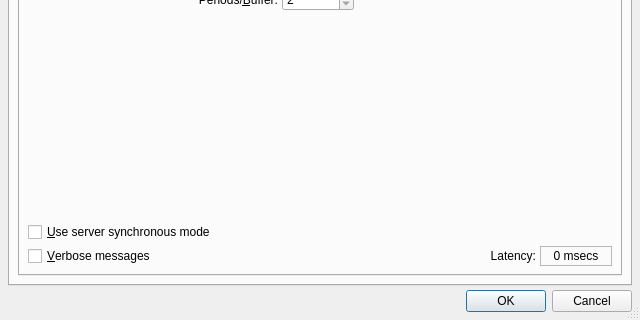
Qt form src/qjackctlSetupForm.ui (rncbc/qjackctl) before a commit; both pictures show x 0 to 640 and y 200 to 520 of the 640 by 520 pixel window.
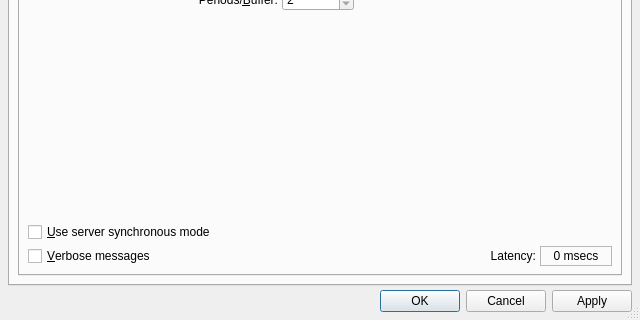
The same form after that commit. Icons and pictures are not drawn. Custom widgets are drawn as their Qt base class.

Commit message: [xapply] 'Apply' button finally added to Setup dialog. (EXPERIMENTAL)

The edit to the form file:
```diff
--- a/src/qjackctlSetupForm.ui
+++ b/src/qjackctlSetupForm.ui
@@ -3895,7 +3895,7 @@
       <enum>Qt::Horizontal</enum>
      </property>
      <property name="standardButtons">
-      <set>QDialogButtonBox::Cancel|QDialogButtonBox::Ok</set>
+      <set>QDialogButtonBox::Cancel|QDialogButtonBox::Apply|QDialogButtonBox::Ok</set>
      </property>
     </widget>
    </item>
```
The commit also changes 3 other files.
